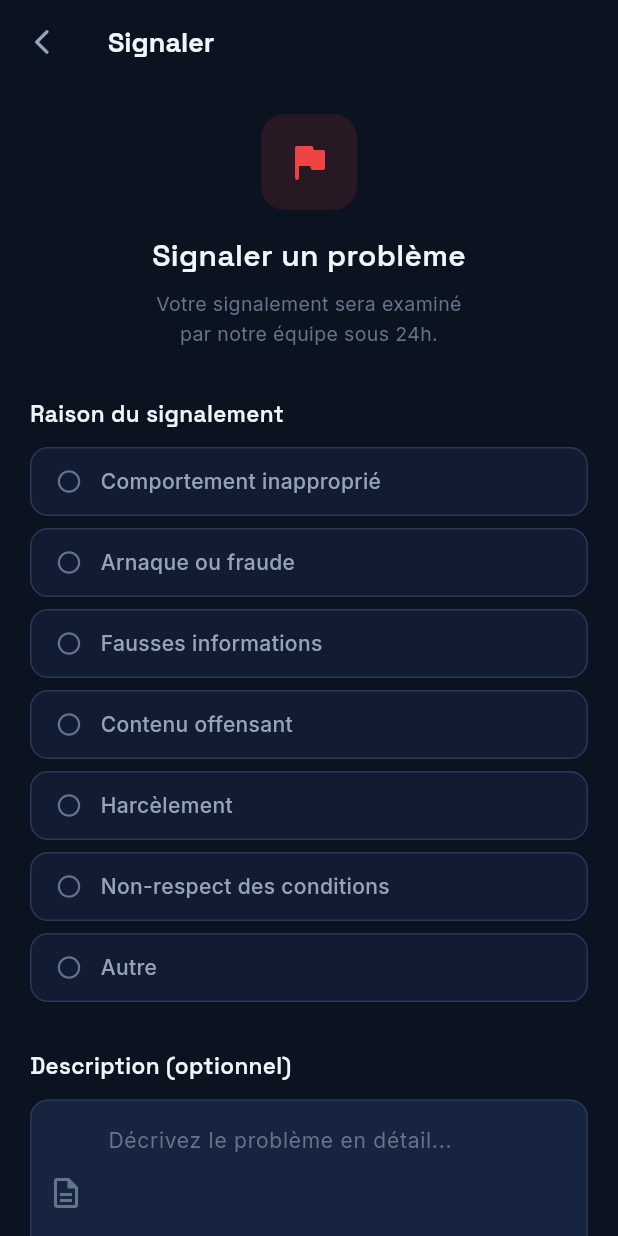
After one commit to SoniaCorbin/SOS-BESOIN, a Flutter app: the ReportScreen screen opened by its route, on a phone screen of 412 x 824 dp. The commit adds this screen. Run offline on Flutter 3.47's test engine with Material 3 defaults, Android fonts, the phone set to English and light mode, and no system bars; our stand-ins replace firebase_core, firebase_messaging, flutter_riverpod, go_router, google_fonts, pdf and 4 more; missing offline and left inert: flutter_stripe; accounts and stored records are empty.

Commit message:
feat: systeme de signalement

```diff
--- a/lib/core/router/app_router.dart
+++ b/lib/core/router/app_router.dart
@@ -16,6 +16,7 @@ import '../../features/invoices/screens/invoice_list_screen.dart';
 import '../../features/invoices/screens/invoice_detail_screen.dart';
 import '../../features/auth/providers/auth_provider.dart';
 import '../../features/chat/screens/conversations_screen.dart';
+import '../../features/reports/screens/report_screen.dart';
 
 // ── Routes nommées ───────────────────────────────────────
 class AppRoutes {
@@ -113,6 +114,15 @@ final appRouterProvider = Provider<GoRouter>((ref) {
         path: '/conversations',
         builder: (_, __) => const ConversationsScreen(),
       ),
+      GoRoute(
+        path: '/report',
+        builder: (context, state) => ReportScreen(
+          reportedUserId: state.uri.queryParameters['userId'],
+          requestId:      state.uri.queryParameters['requestId'],
+          offerId:        state.uri.queryParameters['offerId'],
+          messageId:      state.uri.queryParameters['messageId'],
+        ),
+      ),
     ],
   );
 });
--- a/lib/features/chat/screens/chat_screen.dart
+++ b/lib/features/chat/screens/chat_screen.dart
@@ -3,6 +3,7 @@ import 'package:flutter_riverpod/flutter_riverpod.dart';
 import 'package:supabase_flutter/supabase_flutter.dart';
 import 'package:timeago/timeago.dart' as timeago;
 import '../../../../core/theme/app_colors.dart';
+import 'package:go_router/go_router.dart';
 
 // ── Providers ─────────────────────────────────────────────
 final _client = Supabase.instance.client;
@@ -136,6 +137,13 @@ class _ChatScreenState extends ConsumerState<ChatScreen> {
           },
         ),
         actions: [
+          IconButton(
+            icon: const Icon(Icons.flag_outlined,
+                color: AppColors.textDim),
+            onPressed: () => context.push(
+              '/report?offerId=${widget.chatId}',
+            ),
+          ),
           IconButton(
             icon: const Icon(Icons.info_outline_rounded,
                 color: AppColors.textDim),
--- /dev/null
+++ b/lib/features/reports/screens/report_screen.dart
@@ -0,0 +1,281 @@
+import 'package:flutter/material.dart';
+import 'package:flutter_riverpod/flutter_riverpod.dart';
+import 'package:go_router/go_router.dart';
+import 'package:supabase_flutter/supabase_flutter.dart';
+import '../../../core/theme/app_colors.dart';
+
+// ── Raisons de signalement ────────────────────────────────
+const kReportReasons = [
+  'Comportement inapproprié',
+  'Arnaque ou fraude',
+  'Fausses informations',
+  'Contenu offensant',
+  'Harcèlement',
+  'Non-respect des conditions',
+  'Autre',
+];
+
+class ReportScreen extends ConsumerStatefulWidget {
+  final String? reportedUserId;
+  final String? requestId;
+  final String? offerId;
+  final String? messageId;
+
+  const ReportScreen({
+    super.key,
+    this.reportedUserId,
+    this.requestId,
+    this.offerId,
+    this.messageId,
+  });
+
+  @override
+  ConsumerState<ReportScreen> createState() => _ReportScreenState();
+}
+
+class _ReportScreenState extends ConsumerState<ReportScreen> {
+  final _descCtrl    = TextEditingController();
+  String? _reason;
+  bool _loading      = false;
+
+  @override
+  void dispose() {
+    _descCtrl.dispose();
+    super.dispose();
+  }
+
+  Future<void> _submit() async {
+    if (_reason == null) {
+      ScaffoldMessenger.of(context).showSnackBar(
+        const SnackBar(
+          content: Text('Veuillez choisir une raison.'),
+        ),
+      );
+      return;
+    }
+
+    setState(() => _loading = true);
+
+    try {
+      final userId = Supabase.instance.client.auth.currentUser?.id;
+
+      await Supabase.instance.client.from('reports').insert({
+        'reporter_id': userId,
+        'reported_id': widget.reportedUserId,
+        'request_id':  widget.requestId,
+        'offer_id':    widget.offerId,
+        'message_id':  widget.messageId,
+        'reason':      _reason,
+        'description': _descCtrl.text.trim().isEmpty
+            ? null
+            : _descCtrl.text.trim(),
+        'status':      'pending',
+      });
+
+      if (mounted) {
+        ScaffoldMessenger.of(context).showSnackBar(
+          const SnackBar(
+            content: Text('✅ Signalement envoyé. Merci !'),
+            backgroundColor: AppColors.green,
+          ),
+        );
+        context.pop();
+      }
+    } catch (e) {
+      if (mounted) {
+        ScaffoldMessenger.of(context).showSnackBar(
+          SnackBar(content: Text('Erreur: $e')),
+        );
+      }
+    }
+
+    if (mounted) setState(() => _loading = false);
+  }
+
+  @override
+  Widget build(BuildContext context) {
+    return Scaffold(
+      backgroundColor: AppColors.bg,
+      appBar: AppBar(
+        backgroundColor: AppColors.bg,
+        leading: IconButton(
+          icon: const Icon(Icons.arrow_back_ios_new_rounded,
+              color: AppColors.textDim, size: 20),
+          onPressed: () => context.pop(),
+        ),
+        title: const Text(
+          'Signaler',
+          style: TextStyle(
+            fontFamily: 'SpaceGrotesk',
+            fontSize: 18,
+            fontWeight: FontWeight.w700,
+            color: AppColors.text,
+          ),
+        ),
+      ),
+      body: SingleChildScrollView(
+        padding: const EdgeInsets.all(20),
+        child: Column(
+          crossAxisAlignment: CrossAxisAlignment.start,
+          children: [
+            // Icône
+            Center(
+              child: Container(
+                width: 64, height: 64,
+                decoration: BoxDecoration(
+                  color: AppColors.redSoft,
+                  borderRadius: BorderRadius.circular(16),
+                ),
+                child: const Icon(
+                  Icons.flag_rounded,
+                  color: AppColors.red,
+                  size: 32,
+                ),
+              ),
+            ),
+            const SizedBox(height: 16),
+            const Center(
+              child: Text(
+                'Signaler un problème',
+                style: TextStyle(
+                  fontFamily: 'SpaceGrotesk',
+                  fontSize: 20,
+                  fontWeight: FontWeight.w600,
+                  color: AppColors.text,
+                ),
+              ),
+            ),
+            const SizedBox(height: 8),
+            const Center(
+              child: Text(
+                'Votre signalement sera examiné\npar notre équipe sous 24h.',
+                textAlign: TextAlign.center,
+                style: TextStyle(
+                  fontSize: 13,
+                  color: AppColors.textMute,
+                  height: 1.5,
+                ),
+              ),
+            ),
+            const SizedBox(height: 32),
+
+            // Raison
+            const Text(
+              'Raison du signalement',
+              style: TextStyle(
+                fontFamily: 'SpaceGrotesk',
+                fontSize: 15,
+                fontWeight: FontWeight.w600,
+                color: AppColors.text,
+              ),
+            ),
+            const SizedBox(height: 12),
+            ...kReportReasons.map((reason) => GestureDetector(
+              onTap: () => setState(() => _reason = reason),
+              child: AnimatedContainer(
+                duration: const Duration(milliseconds: 200),
+                margin: const EdgeInsets.only(bottom: 8),
+                padding: const EdgeInsets.symmetric(
+                    horizontal: 16, vertical: 12),
+                decoration: BoxDecoration(
+                  color: _reason == reason
+                      ? AppColors.redSoft
+                      : AppColors.surface,
+                  borderRadius: BorderRadius.circular(12),
+                  border: Border.all(
+                    color: _reason == reason
+                        ? AppColors.red
+                        : AppColors.line2,
+                    width: _reason == reason ? 1.5 : 1,
+                  ),
+                ),
+                child: Row(
+                  children: [
+                    Icon(
+                      _reason == reason
+                          ? Icons.radio_button_checked_rounded
+                          : Icons.radio_button_unchecked_rounded,
+                      size: 18,
+                      color: _reason == reason
+                          ? AppColors.red
+                          : AppColors.textMute,
+                    ),
+                    const SizedBox(width: 12),
+                    Text(
+                      reason,
+                      style: TextStyle(
+                        fontSize: 14,
+                        fontWeight: FontWeight.w500,
+                        color: _reason == reason
+                            ? AppColors.red
+                            : AppColors.textDim,
+                      ),
+                    ),
+                  ],
+                ),
+              ),
+            )),
+            const SizedBox(height: 24),
+
+            // Description optionnelle
+            const Text(
+              'Description (optionnel)',
+              style: TextStyle(
+                fontFamily: 'SpaceGrotesk',
+                fontSize: 15,
+                fontWeight: FontWeight.w600,
+                color: AppColors.text,
+              ),
+            ),
+            const SizedBox(height: 12),
+            TextFormField(
+              controller: _descCtrl,
+              style: const TextStyle(color: AppColors.text),
+              maxLines: 4,
+              decoration: const InputDecoration(
+                hintText: 'Décrivez le problème en détail...',
+                prefixIcon: Icon(Icons.description_outlined,
+                    color: AppColors.textMute),
+                alignLabelWithHint: true,
+              ),
+            ),
+            const SizedBox(height: 32),
+
+            // Bouton soumettre
+            SizedBox(
+              width: double.infinity,
+              height: 52,
+              child: ElevatedButton(
+                onPressed: _loading ? null : _submit,
+                style: ElevatedButton.styleFrom(
+                  backgroundColor: AppColors.red,
+                  foregroundColor: AppColors.text,
+                ),
+                child: _loading
+                    ? const SizedBox(
+                  width: 20, height: 20,
+                  child: CircularProgressIndicator(
+                    strokeWidth: 2,
+                    color: AppColors.text,
+                  ),
+                )
+                    : const Row(
+                  mainAxisAlignment: MainAxisAlignment.center,
+                  children: [
+                    Icon(Icons.flag_rounded, size: 18),
+                    SizedBox(width: 8),
+                    Text(
+                      'Envoyer le signalement',
+                      style: TextStyle(fontWeight: FontWeight.w600),
+                    ),
+                  ],
+                ),
+              ),
+            ),
+            const SizedBox(height: 32),
+          ],
+        ),
+      ),
+    );
+  }
+}
--- a/lib/features/requests/screens/request_detail_screen.dart
+++ b/lib/features/requests/screens/request_detail_screen.dart
@@ -573,6 +573,24 @@ class _OfferCard extends StatelessWidget {
               ),
             ],
           ),
+          // Bouton signaler
+          Align(
+            alignment: Alignment.centerRight,
+            child: TextButton.icon(
+              onPressed: () => context.push(
+                '/report?userId=${offer['provider_id']}&offerId=${offer['id']}',
+              ),
+              icon: const Icon(Icons.flag_outlined,
+                  size: 14, color: AppColors.textMute),
+              label: const Text(
+                'Signaler',
+                style: TextStyle(
+                  fontSize: 12,
+                  color: AppColors.textMute,
+                ),
+              ),
+            ),
+          ),
           // Bouton accepter (client seulement)
           if (isClient && status == 'pending') ...[
             const SizedBox(height: 12),
```
